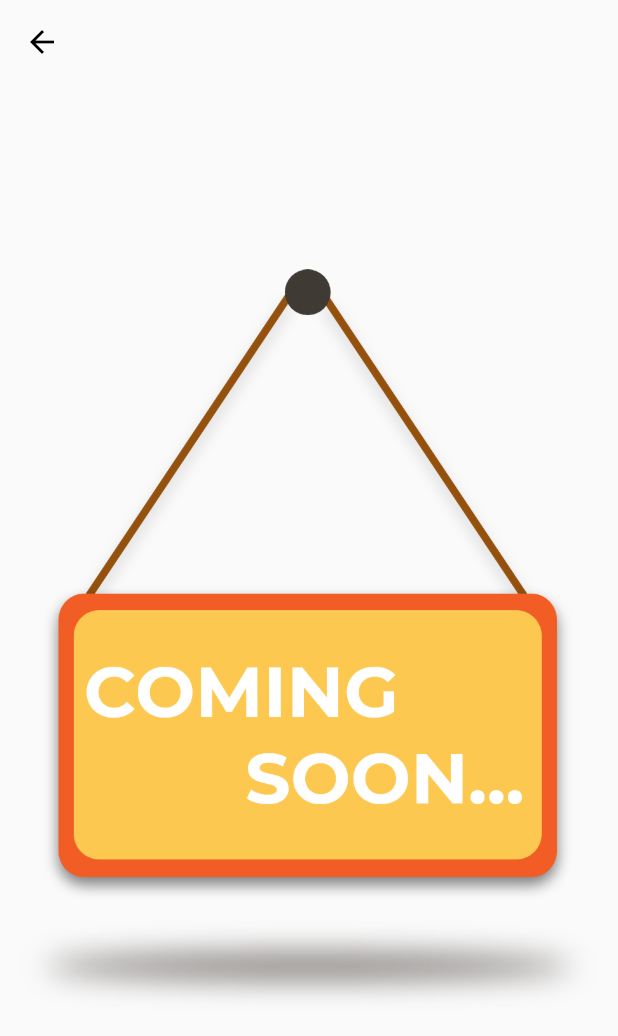
After one commit to JenishHirpara/protto_delivery-app, a Flutter app: the ComingSoonScreen screen opened by its route, on a phone screen of 412 x 824 dp. The commit adds this screen. Shown: the top 1036 px of the screen. Run offline on Flutter 3.47's test engine with Material 2 defaults, Android fonts, the phone set to English and light mode, and no system bars; our stand-ins replace google_fonts, image_picker, location, photo_view, shared_preferences; missing offline and left inert: searchable_dropdown; accounts and stored records are empty.

Commit message:
coming_soon_screen

```diff
--- a/lib/main.dart
+++ b/lib/main.dart
@@ -21,6 +21,7 @@ import './screens/service_station/delivery_info_screen.dart' as DeliveryInfo;
 import './screens/service_station/jobs_screen.dart';
 import './screens/service_station/partner_details_screen.dart';
 import './screens/service_station/inspection_images_screen.dart' as Inspection;
+import './screens/service_station/coming_soon.dart';
 import './providers/service_station.dart';
 import './providers/delivery_executive.dart';
 import './providers/service_orders.dart';
@@ -65,6 +66,7 @@ class _MyAppState extends State<MyApp> {
     DeliveryExecutivesScreen.routeName: (ctx) => DeliveryExecutivesScreen(),
     EditDeliveryexScreen.routeName: (ctx) => EditDeliveryexScreen(),
     SplashScreen.routeName: (ctx) => SplashScreen(),
+    ComingSoonScreen.routeName: (ctx) => ComingSoonScreen()
   };
   @override
   void didChangeDependencies() async {
--- /dev/null
+++ b/lib/screens/service_station/coming_soon.dart
@@ -0,0 +1,44 @@
+import 'package:flutter/material.dart';
+
+class ComingSoonScreen extends StatelessWidget {
+  static const routeName = '/coming-screen';
+
+  @override
+  Widget build(BuildContext context) {
+    final mediaQuery = MediaQuery.of(context);
+    return Scaffold(
+        appBar: AppBar(
+          centerTitle: true,
+          title: Text(
+            ' ',
+            style: TextStyle(
+              color: Colors.deepOrange,
+              fontSize: 24,
+            ),
+          ),
+          backgroundColor: Color.fromRGBO(250, 250, 250, 1),
+          elevation: 0,
+          leading: InkWell(
+            child: Icon(
+              Icons.arrow_back,
+              color: Colors.black,
+            ),
+            onTap: () {
+              Navigator.of(context).pop();
+            },
+          ),
+        ),
+        body: Column(
+          children: [
+            SizedBox(
+              height: (mediaQuery.size.height - mediaQuery.padding.top) * 0.15,
+            ),
+            Container(
+              child: Image(
+                image: AssetImage('assets/images/coming_soon.png'),
+              ),
+            ),
+          ],
+        ));
+  }
+}
--- a/pubspec.yaml
+++ b/pubspec.yaml
@@ -75,6 +75,7 @@ flutter:
     - assets/images/2.png
     - assets/images/3.png
     - assets/images/4.png
+    - assets/images/coming_soon.png
   #   - images/a_dot_ham.jpeg
   # An image asset can refer to one or more resolution-specific "variants", see
   # https://flutter.dev/assets-and-images/#resolution-aware.
```
Also changed, not shown: lib/screens/service_station/menu_screen.dart (+5 -3 lines), lib/screens/service_station/order_menu_screen.dart (+8 -7 lines), assets/images/coming_soon.png (added).
